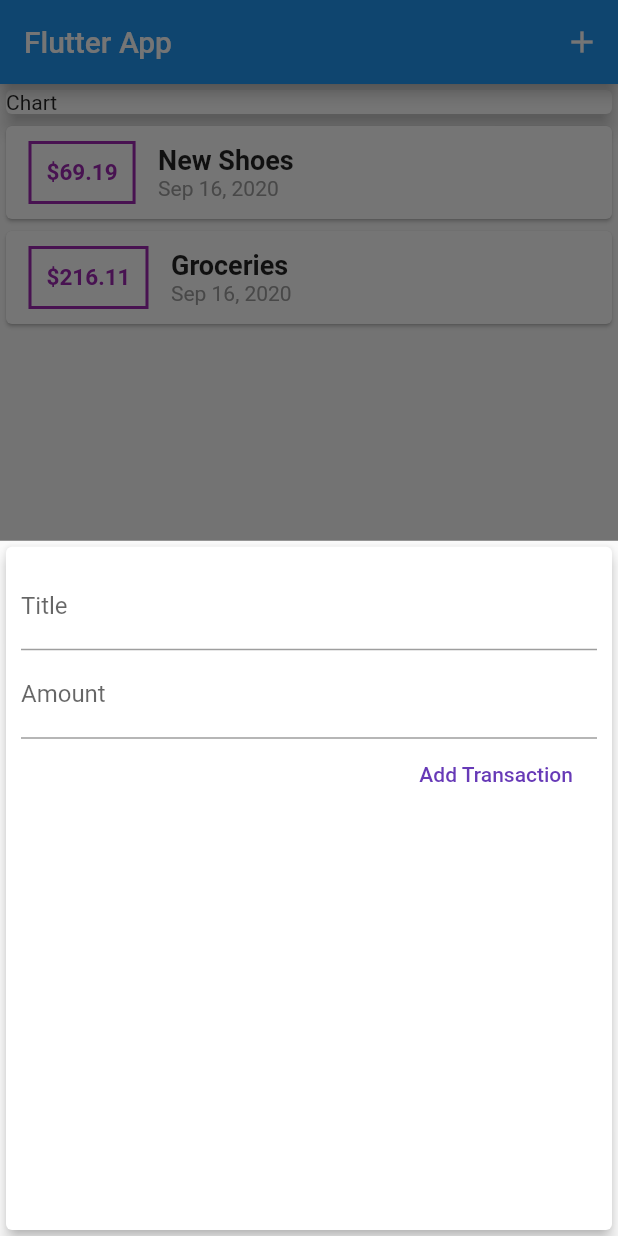
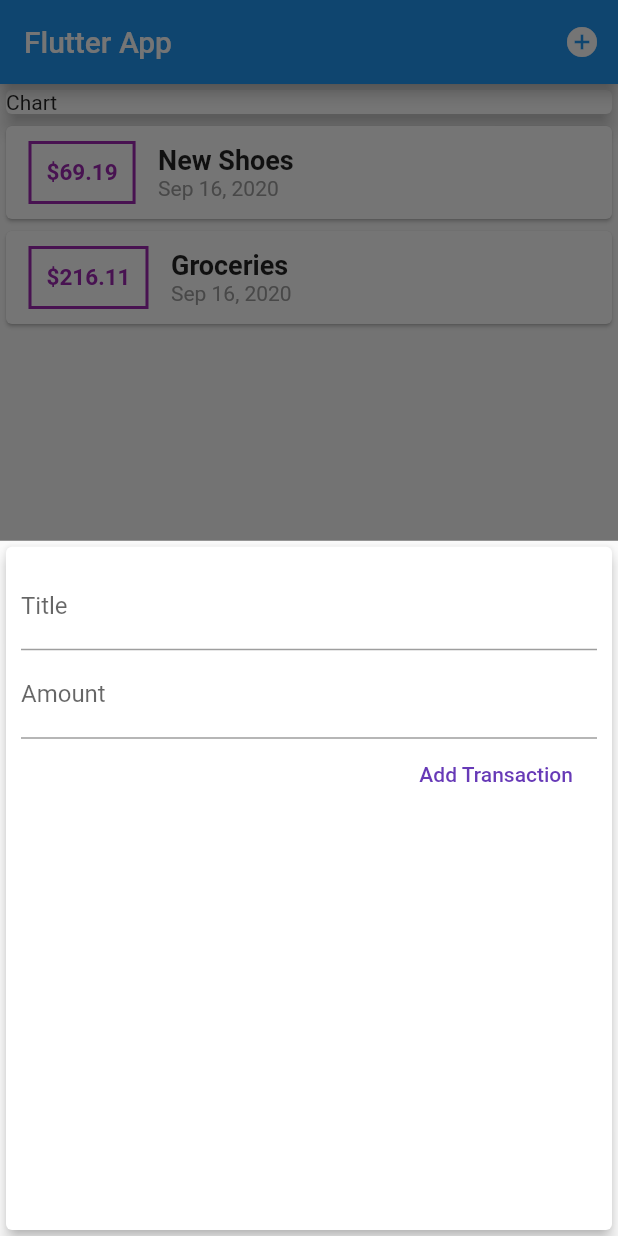
Before and after one commit to DEV-MK-KIM/m_apps, a Flutter app: the screen it shows after launch, after a tap on the "add" icon, on a phone screen of 412 x 824 dp. Run offline on Flutter 3.47's test engine with Material 2 defaults, Android fonts, the phone set to English and light mode, and no system bars.

```diff
--- a/expenseTracker/lib/main.dart
+++ b/expenseTracker/lib/main.dart
@@ -21,14 +21,12 @@ class MyApp extends StatelessWidget {
 }
 
 class MyHomePage extends StatefulWidget {
-  // String titleInput;
-  // String amountInput;
-
   @override
   _MyHomePageState createState() => _MyHomePageState();
 }
 
 class _MyHomePageState extends State<MyHomePage> {
+  // state
   final List<Transaction> _userTransactions = [
     Transaction(
       id: 't1',
@@ -57,16 +55,11 @@ class _MyHomePageState extends State<MyHomePage> {
     });
   }
 
+// Bottom Widget Modal
   void _startAddNewTransaction(BuildContext context) {
     showModalBottomSheet(
       context: context,
-      builder: (_) {
-        return GestureDetector(
-          onTap: () {},
-          child: NewTransaction(_addNewTransaction),
-          behavior: HitTestBehavior.opaque,
-        );
-      },
+      builder: (_) => NewTransaction(_addNewTransaction),
     );
   }
 
@@ -77,8 +70,9 @@ class _MyHomePageState extends State<MyHomePage> {
         title: Text("Flutter App"),
         actions: <Widget>[
           IconButton(
-            icon: Icon(Icons.add),
-            onPressed: () => _startAddNewTransaction(context),
+            icon: Icon(Icons.add_circle),
+            onPressed: () =>
+                _startAddNewTransaction(context), // showing up modal
           )
         ],
       ),
```
